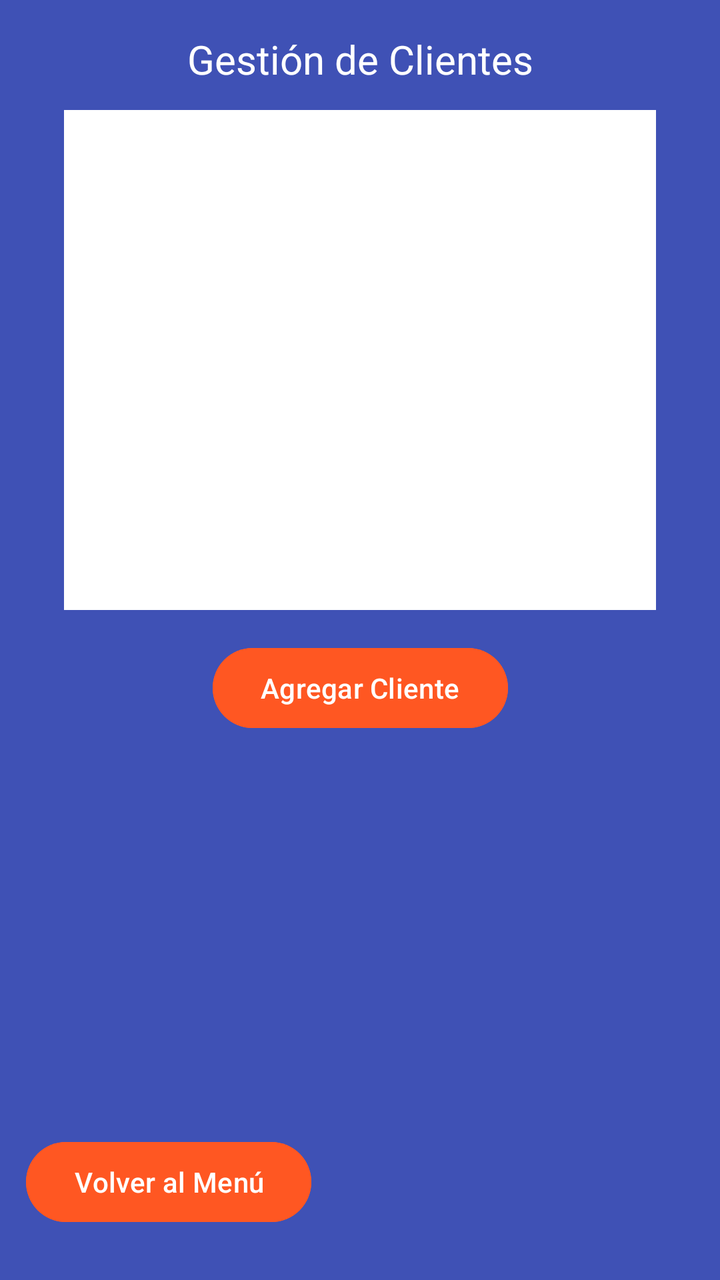
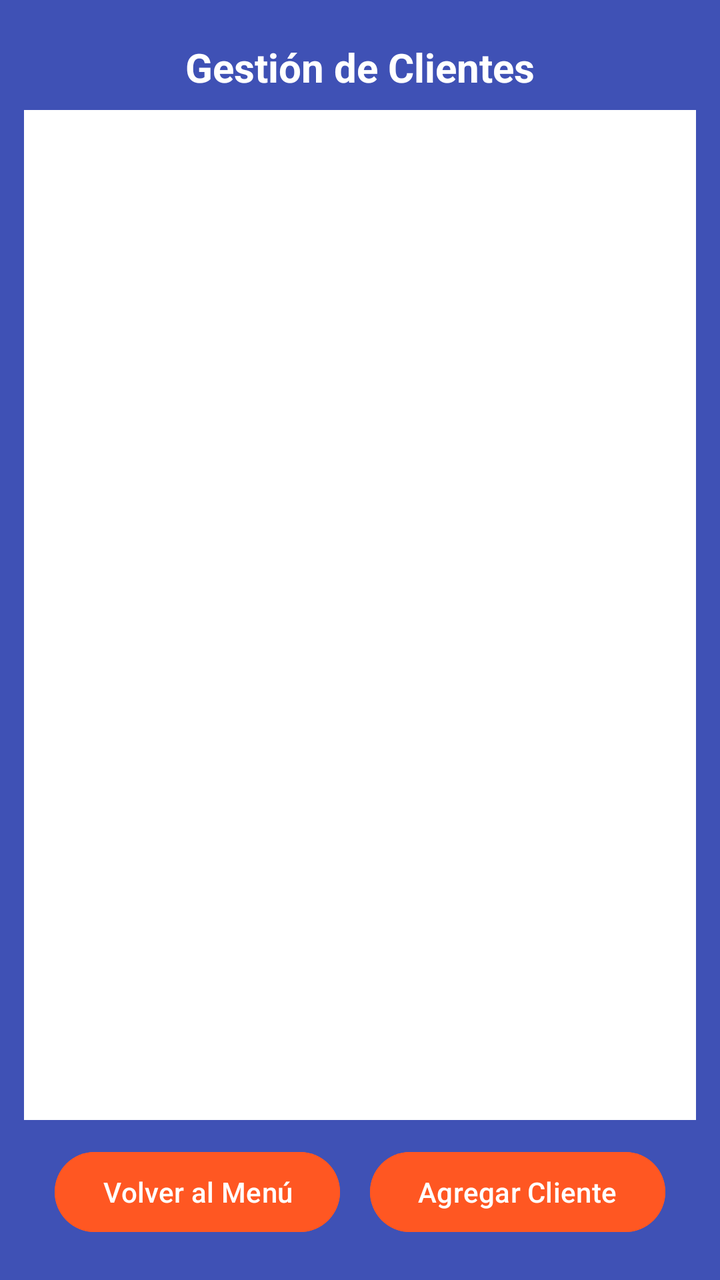

Compare the two renders of this Android layout. The source of the first and the diff that turns it into the second are given below.
<!-- AndroidManifest.xml: application theme Theme.BoxFly -->
<!-- res/layout/activity_gestion_clientes.xml -->
<?xml version="1.0" encoding="utf-8"?>
<androidx.constraintlayout.widget.ConstraintLayout xmlns:android="http://schemas.android.com/apk/res/android"
    xmlns:app="http://schemas.android.com/apk/res-auto"
    xmlns:tools="http://schemas.android.com/tools"
    android:id="@+id/main"
    android:layout_width="match_parent"
    android:layout_height="match_parent"
    android:background="#3F51B5"
    tools:context=".GestionClientes">

    <TextView
        android:id="@+id/lblGestionClientes"
        android:layout_width="wrap_content"
        android:layout_height="wrap_content"
        android:layout_marginTop="16dp"
        android:layout_marginBottom="12dp"
        android:text="Gestión de Clientes"
        android:textColor="#FFFFFF"
        android:textSize="20sp"
        app:layout_constraintBottom_toTopOf="@+id/rvClientes"
        app:layout_constraintEnd_toEndOf="parent"
        app:layout_constraintStart_toStartOf="parent"
        app:layout_constraintTop_toTopOf="parent" />

    <androidx.recyclerview.widget.RecyclerView
        android:id="@+id/rvClientes"
        android:layout_width="0dp"
        android:layout_height="0dp"
        android:layout_marginStart="32dp"
        android:layout_marginEnd="32dp"
        android:layout_marginBottom="15dp"
        android:background="#FFFFFF"
        app:layout_constraintBottom_toTopOf="@+id/btnAgregarCliente"
        app:layout_constraintEnd_toEndOf="parent"
        app:layout_constraintStart_toStartOf="parent"
        app:layout_constraintTop_toBottomOf="@+id/lblGestionClientes" />

    <Button
        android:id="@+id/btnAgregarCliente"
        android:layout_width="wrap_content"
        android:layout_height="wrap_content"
        android:layout_marginBottom="199dp"
        android:backgroundTint="#FF5722"
        android:text="Agregar Cliente"
        app:layout_constraintBottom_toTopOf="@+id/btnVolver"
        app:layout_constraintEnd_toEndOf="parent"
        app:layout_constraintStart_toStartOf="parent"
        app:layout_constraintTop_toBottomOf="@+id/rvClientes" />

    <Button
        android:id="@+id/btnVolver"
        android:layout_width="wrap_content"
        android:layout_height="wrap_content"
        android:layout_marginStart="13dp"
        android:layout_marginBottom="25dp"
        android:backgroundTint="#FF5722"
        android:text="Volver al Menú"
        app:layout_constraintBottom_toBottomOf="parent"
        app:layout_constraintStart_toStartOf="parent"
        app:layout_constraintTop_toBottomOf="@+id/btnAgregarCliente" />


</androidx.constraintlayout.widget.ConstraintLayout>
<!-- resources referenced by this layout -->
<resources>
  <style name="Theme.BoxFly" parent="Base.Theme.BoxFly" />
  <style name="Base.Theme.BoxFly" parent="Theme.Material3.DayNight.NoActionBar">
          
          
      </style>
</resources>

<!-- the commit's change to res/layout/activity_gestion_clientes.xml (unified diff, before → after) -->
@@ -6,18 +6,19 @@
     android:layout_width="match_parent"
     android:layout_height="match_parent"
     android:background="#3F51B5"
+    android:padding="12dp"
     tools:context=".GestionClientes">
 
     <TextView
         android:id="@+id/lblGestionClientes"
         android:layout_width="wrap_content"
         android:layout_height="wrap_content"
-        android:layout_marginTop="16dp"
-        android:layout_marginBottom="12dp"
+        android:layout_marginTop="8dp"
+        android:layout_marginBottom="8dp"
         android:text="Gestión de Clientes"
         android:textColor="#FFFFFF"
         android:textSize="20sp"
-        app:layout_constraintBottom_toTopOf="@+id/rvClientes"
+        android:textStyle="bold"
         app:layout_constraintEnd_toEndOf="parent"
         app:layout_constraintStart_toStartOf="parent"
         app:layout_constraintTop_toTopOf="parent" />
@@ -26,9 +27,8 @@
         android:id="@+id/rvClientes"
         android:layout_width="0dp"
         android:layout_height="0dp"
-        android:layout_marginStart="32dp"
-        android:layout_marginEnd="32dp"
-        android:layout_marginBottom="15dp"
+        android:layout_marginTop="8dp"
+        android:layout_marginBottom="12dp"
         android:background="#FFFFFF"
         app:layout_constraintBottom_toTopOf="@+id/btnAgregarCliente"
         app:layout_constraintEnd_toEndOf="parent"
@@ -39,25 +39,22 @@
         android:id="@+id/btnAgregarCliente"
         android:layout_width="wrap_content"
         android:layout_height="wrap_content"
-        android:layout_marginBottom="199dp"
+        android:layout_marginBottom="8dp"
         android:backgroundTint="#FF5722"
         android:text="Agregar Cliente"
-        app:layout_constraintBottom_toTopOf="@+id/btnVolver"
+        app:layout_constraintBottom_toBottomOf="parent"
         app:layout_constraintEnd_toEndOf="parent"
-        app:layout_constraintStart_toStartOf="parent"
-        app:layout_constraintTop_toBottomOf="@+id/rvClientes" />
+        app:layout_constraintStart_toEndOf="@+id/btnVolver" />
 
     <Button
         android:id="@+id/btnVolver"
         android:layout_width="wrap_content"
         android:layout_height="wrap_content"
-        android:layout_marginStart="13dp"
-        android:layout_marginBottom="25dp"
+        android:layout_marginBottom="8dp"
         android:backgroundTint="#FF5722"
         android:text="Volver al Menú"
         app:layout_constraintBottom_toBottomOf="parent"
-        app:layout_constraintStart_toStartOf="parent"
-        app:layout_constraintTop_toBottomOf="@+id/btnAgregarCliente" />
-
+        app:layout_constraintEnd_toStartOf="@+id/btnAgregarCliente"
+        app:layout_constraintStart_toStartOf="parent" />
 
 </androidx.constraintlayout.widget.ConstraintLayout>
